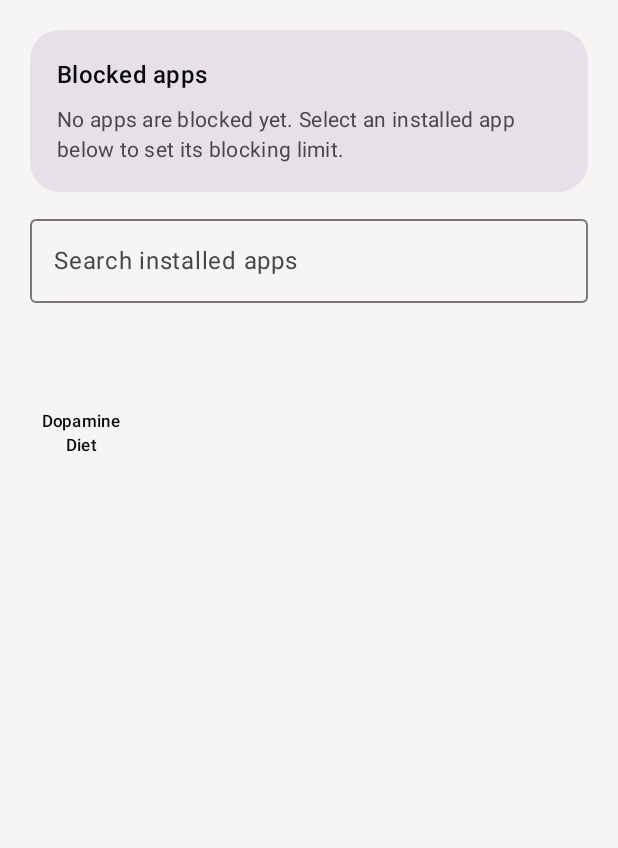
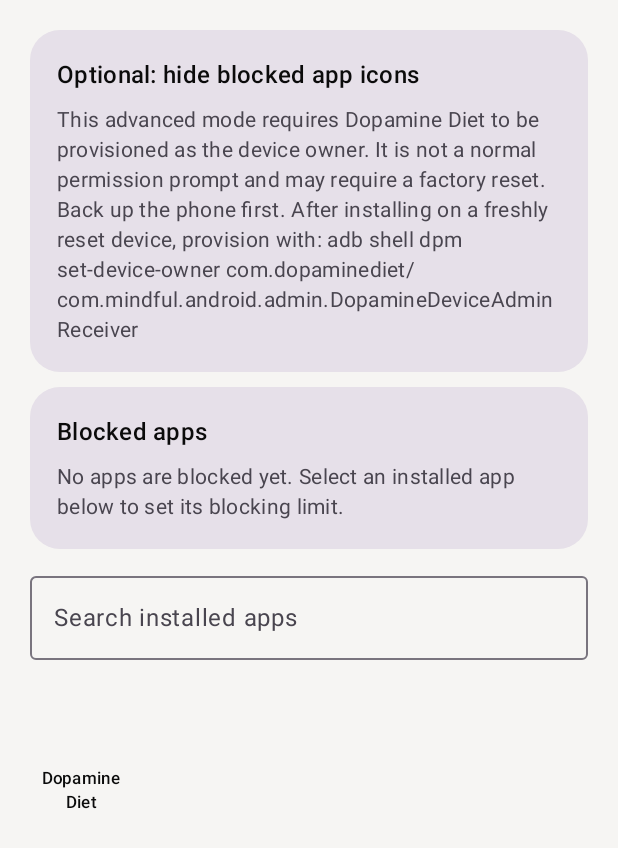
Before and after one commit to manvithm771-sketch/Dopamine-Diet-, an Android app built with Jetpack Compose: the composable AppsContent called with empty values, on a phone screen of 412 x 824 dp. Shown: the top 848 px of the screen. Run offline under Robolectric (Android 15) with nearby library versions, the phone set to English and light mode, and no system bars; 2 statements that could not run were skipped.

Commit message:
Explain optional managed-device app icon hiding in App Blocking

```diff
--- a/wellbeing/src/main/java/com/mindful/android/nativeapp/ui/NativeHomeScreen.kt
+++ b/wellbeing/src/main/java/com/mindful/android/nativeapp/ui/NativeHomeScreen.kt
@@ -62,6 +62,7 @@ import androidx.compose.ui.unit.dp
 import androidx.compose.ui.viewinterop.AndroidView
 import com.mindful.android.enums.PlatformFeatures
 import com.mindful.android.nativeapp.restrictions.protectedSystemPackageNames
+import com.mindful.android.nativeapp.restrictions.ManagedAppSuspensionController
 import com.mindful.android.nativeapp.data.local.NativeDashboardDao
 import com.mindful.android.nativeapp.data.local.NativeAppUsageSummary
 import com.mindful.android.nativeapp.data.local.NativeDailyUsageSummary
@@ -1272,6 +1273,7 @@ private fun AppsContent(
     onSaveWellbeing: (NativeWellbeingEntity) -> Unit
 ) {
     val context = LocalContext.current
+    val managedDeviceOwner = ManagedAppSuspensionController(context).isDeviceOwner
     val installedApps = remember(context) { loadRestrictableLaunchableApps(context) }
     val restrictionsByPackage = remember(restrictions) {
         restrictions.associateBy { it.appPackage }
@@ -1289,6 +1291,20 @@ private fun AppsContent(
         contentPadding = androidx.compose.foundation.layout.PaddingValues(20.dp),
         verticalArrangement = Arrangement.spacedBy(10.dp)
     ) {
+        item {
+            InfoCard(
+                title = if (managedDeviceOwner) {
+                    "App icon hiding is enabled"
+                } else {
+                    "Optional: hide blocked app icons"
+                },
+                body = if (managedDeviceOwner) {
+                    "Dopamine Diet is the device owner. When an app reaches its blocking limit, Android can suspend it and remove its launcher entry. Removing its rule or the daily reset restores it."
+                } else {
+                    "This advanced mode requires Dopamine Diet to be provisioned as the device owner. It is not a normal permission prompt and may require a factory reset. Back up the phone first. After installing on a freshly reset device, provision with: adb shell dpm set-device-owner com.dopaminediet/com.mindful.android.admin.DopamineDeviceAdminReceiver"
+                }
+            )
+        }
         if (restrictions.isEmpty()) {
             item {
                 InfoCard(
```
